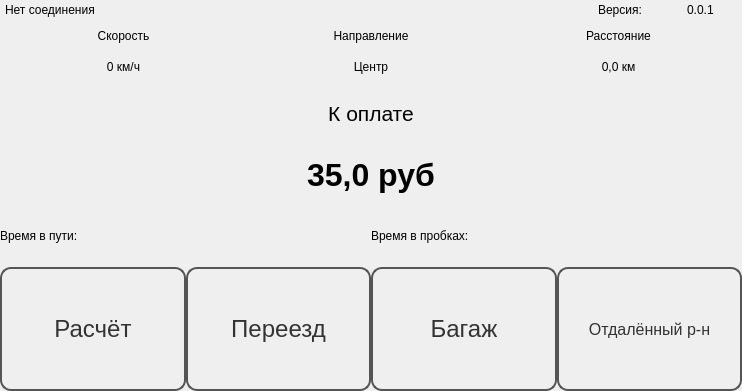
The window that indigotaxi.ui (koolkhel/wince-taximeter) describes before a commit, drawn with Qt 5.
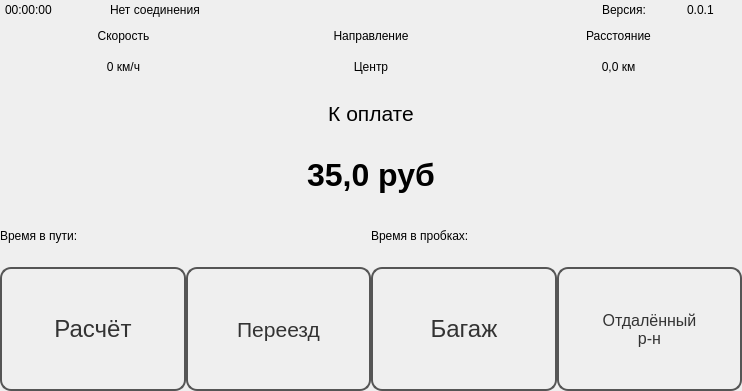
The same window after the commit. The open tabs and pages were chosen to show the change.

Diff of the .ui file:
```diff
--- a/indigotaxi.ui
+++ b/indigotaxi.ui
@@ -77,7 +77,7 @@
      <number>0</number>
     </property>
     <item>
-     <layout class="QHBoxLayout" name="horizontalLayout_3" stretch="2,5,1,2">
+     <layout class="QHBoxLayout" name="horizontalLayout_3" stretch="0,2,5,1,2">
       <property name="spacing">
        <number>5</number>
       </property>
@@ -90,6 +90,19 @@
       <property name="rightMargin">
        <number>5</number>
       </property>
+      <item>
+       <widget class="QLabel" name="timeLabel">
+        <property name="minimumSize">
+         <size>
+          <width>100</width>
+          <height>0</height>
+         </size>
+        </property>
+        <property name="text">
+         <string>00:00:00</string>
+        </property>
+       </widget>
+      </item>
       <item>
        <widget class="QLabel" name="connectionLabel">
         <property name="sizePolicy">
@@ -119,11 +132,17 @@
       <item>
        <widget class="QLabel" name="versionCaption">
         <property name="sizePolicy">
-         <sizepolicy hsizetype="Preferred" vsizetype="Minimum">
+         <sizepolicy hsizetype="Maximum" vsizetype="Minimum">
           <horstretch>0</horstretch>
           <verstretch>0</verstretch>
          </sizepolicy>
         </property>
+        <property name="minimumSize">
+         <size>
+          <width>80</width>
+          <height>0</height>
+         </size>
+        </property>
         <property name="text">
          <string>Версия:</string>
         </property>
@@ -734,7 +753,7 @@
             </property>
             <property name="font">
              <font>
-              <pointsize>18</pointsize>
+              <pointsize>16</pointsize>
              </font>
             </property>
             <property name="text">
@@ -780,7 +799,8 @@
              </font>
             </property>
             <property name="text">
-             <string>Отдалённый р-н</string>
+             <string>Отдалённый
+р-н</string>
             </property>
             <property name="checkable">
              <bool>true</bool>
```
Left out of the diff: 21 changed lines with no effect on the pictures.
